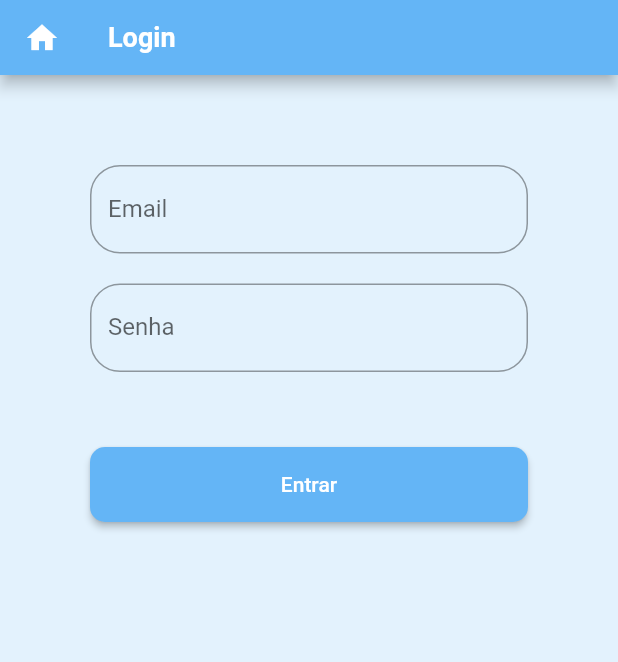
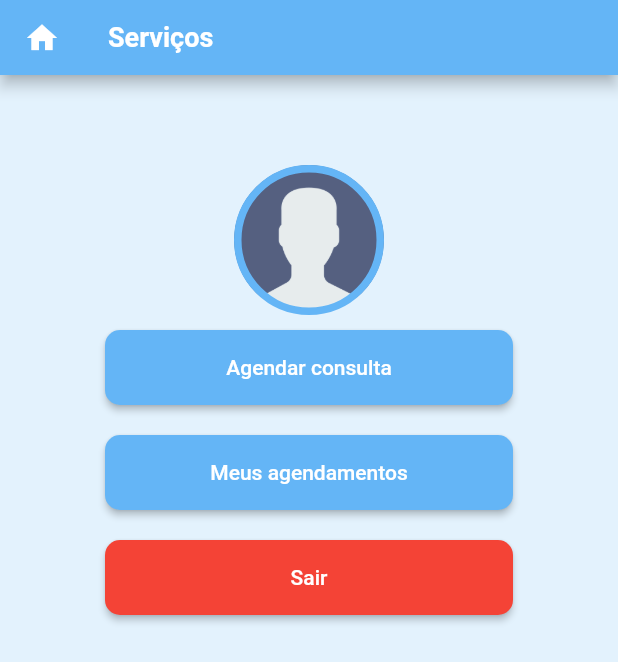
Before and after one commit to zepanzeri/app_telemedicina, a Flutter app: the TelaLogin screen opened by its route, after a tap on "Entrar", on a phone screen of 412 x 824 dp. Shown: the top 662 px of the screen. Run offline on Flutter 3.47's test engine with Material 2 defaults, Android fonts, the phone set to English and light mode, and no system bars; our stand-ins replace email_validator; missing offline and left inert: expansion_card; Roboto replaces fonts that are missing (Sans Serif).

Commit message:
Implementação da tela de funcionalidades e de especialidades médicas.

```diff
--- a/lib/main.dart
+++ b/lib/main.dart
@@ -1,4 +1,6 @@
 import 'package:app_telemedicina/telas/TelaCriarConta.dart';
+import 'package:app_telemedicina/telas/TelaEspecialidades.dart';
+import 'package:app_telemedicina/telas/TelaFuncionalidades.dart';
 import 'package:app_telemedicina/telas/TelaLogin.dart';
 import 'package:app_telemedicina/telas/TelaSobre.dart';
 import 'package:flutter/material.dart';
@@ -39,7 +41,9 @@ void main() {
       '/tela_principal': (context) => TelaPrincipal(),
       '/tela_login': (context) => TelaLogin(),
       '/tela_criar_conta': (context) => TelaCriarConta(),
-      '/tela_sobre': (context) => TelaSobre()
+      '/tela_sobre': (context) => TelaSobre(),
+      '/tela_funcionalidades': (context) => TelaFuncionalidades(),
+      '/tela_especialidades': (context) => TelaEspecialidades(),
     },
   ));
 }
--- /dev/null
+++ b/lib/telas/TelaFuncionalidades.dart
@@ -0,0 +1,78 @@
+import 'package:app_telemedicina/telas/TelaCriarConta.dart';
+import 'package:app_telemedicina/widgets/app_bar_widget.dart';
+import 'package:app_telemedicina/widgets/avatar_widget.dart';
+import 'package:flutter/material.dart';
+
+class TelaFuncionalidades extends StatelessWidget {
+  @override
+  Widget build(BuildContext context) {
+    final Usuario usuario = ModalRoute.of(context).settings.arguments;
+
+    return Scaffold(
+      appBar: PreferredSize(
+          preferredSize: Size.fromHeight(50), child: AppBarWidget('Serviços')),
+      body: Center(
+        child: Padding(
+          padding: const EdgeInsets.all(60),
+          child: ListView(
+            scrollDirection: Axis.vertical,
+            children: [
+              Row(
+                mainAxisAlignment: MainAxisAlignment.center,
+                children: [
+                  AvatarWidget('assets/images/user.png'),
+                ],
+              ),
+              Padding(
+                padding: const EdgeInsets.all(10.0),
+                child: SizedBox(
+                  height: 50,
+                  width: double.infinity,
+                  child: ElevatedButton(
+                    child: Text('Agendar consulta'),
+                    style: Theme.of(context).elevatedButtonTheme.style,
+                    onPressed: () {
+                      Navigator.pushNamed(
+                        context,
+                        '/tela_especialidades');
+                    },
+                  ),
+                ),
+              ),
+
+              Padding(
+                padding: const EdgeInsets.all(10.0),
+                child: SizedBox(
+                  height: 50,
+                  width: double.infinity,
+                  child: ElevatedButton(
+                      child: Text('Meus agendamentos'),
+                      onPressed: () {
+                        Navigator.pushNamed(
+                          context,
+                          '/tela_criar_conta');
+                      }),
+                ),
+              ),
+
+              Padding(
+                padding: const EdgeInsets.all(10.0),
+                child: SizedBox(
+                  height: 50,
+                  width: double.infinity,
+                  child: ElevatedButton(
+                    style: ElevatedButton.styleFrom(primary: Colors.red[500]),
+                      child: Text('Sair'),
+                      onPressed: () {
+                        Navigator.popUntil(context, (route) => route.isFirst);
+                      }),
+                ),
+              ),
+            ],
+          ),
+        ),
+      ),
+      backgroundColor: Theme.of(context).backgroundColor,
+    );
+  }
+}
--- a/lib/telas/TelaLogin.dart
+++ b/lib/telas/TelaLogin.dart
@@ -15,11 +15,10 @@ class _TelaLoginState extends State<TelaLogin> {
   @override
   Widget build(BuildContext context) {
     final Usuario usuario = ModalRoute.of(context).settings.arguments;
+
     return Scaffold(
       appBar: PreferredSize(
-        preferredSize: Size.fromHeight(50),
-        child: AppBarWidget('Login')),
-
+        preferredSize: Size.fromHeight(50), child: AppBarWidget('Login')),
       body: SingleChildScrollView(
         child: Align(
         alignment: Alignment.center,
@@ -31,12 +30,10 @@ class _TelaLoginState extends State<TelaLogin> {
                 padding: const EdgeInsets.only(bottom: 20),
                 child: TextFormField(
                   controller: login,
-                //validator: (var value) => value != user.email ? 'Email ou senha errados' : null,
+                  validator: (var value) => value == null ? 'Informe seu e-mail' : null,
                   decoration: InputDecoration(
                     labelText: 'Email',
-                  border: OutlineInputBorder(
-                    borderRadius: BorderRadius.circular(20)
-                  ),
+                    border: OutlineInputBorder(borderRadius: BorderRadius.circular(20)),
                   ),
                 ),
               ),
@@ -45,13 +42,10 @@ class _TelaLoginState extends State<TelaLogin> {
                 child: TextFormField(
                   obscureText: true,
                   controller: senha,
-                //validator: (var senha) => senha != user.senha ? 'Email ou senha errados' : null,
+                  validator: (var senha) => senha == null ? 'Informe sua senha' : null,
                   decoration: InputDecoration(
                     labelText: 'Senha',
-                  border: OutlineInputBorder(
-                    borderRadius: BorderRadius.circular(20)
-                  )
-                ),
+                    border: OutlineInputBorder(borderRadius: BorderRadius.circular(20))),
                 ),
               ),
               SizedBox(
@@ -60,20 +54,28 @@ class _TelaLoginState extends State<TelaLogin> {
                 child: ElevatedButton(
                   style: Theme.of(context).elevatedButtonTheme.style,
                   child: Text('Entrar'),
-                onPressed: (){
-                  if(login.text == usuario.email && senha.text == usuario.senha){
-                    print('bem-vindo');
-                  }
-                  else
-                    print('erro');
+                  onPressed: () {
+                    // if (login.text == usuario.email && senha.text == usuario.senha)
+                      Navigator.pushNamed(context, '/tela_funcionalidades',arguments: usuario);
+                    //  else
+                    //   showDialog(context: context,
+                    //     builder: (BuildContext context) => AlertDialog(
+                    //       title: Text('Erro'),
+                    //       content: Text('Credenciais inválidas.'),
+                    //       actions: [
+                    //         TextButton(
+                    //           child: Text('Fechar'),
+                    //           onPressed: () => Navigator.pop(context),
+                    //         )
+                    //       ],
+                    //     ));
                   }
                 ),
               ),
             ],
           ),
         ),
-    )
-      ),
+      )),
       backgroundColor: Theme.of(context).backgroundColor,
     );
   }
--- a/lib/telas/TelaSobre.dart
+++ b/lib/telas/TelaSobre.dart
@@ -1,5 +1,5 @@
 import 'package:app_telemedicina/widgets/app_bar_widget.dart';
-import 'package:app_telemedicina/widgets/dev_avatar_widget.dart';
+import 'package:app_telemedicina/widgets/avatar_widget.dart';
 import 'package:app_telemedicina/widgets/expand_card_widget.dart';
 import 'package:flutter/material.dart';
 
@@ -14,7 +14,7 @@ class TelaSobre extends StatelessWidget {
         child: Padding(
           padding: const EdgeInsets.all(20.0),
           child: ListView(children: [
-            DevAvatarWidget(),
+            AvatarWidget('assets/images/jose.jpg'),
             ExpandCardWidget(
               'Sobre o Desenvolvedor',
               'Olá, me chamo José Henrique Panzeri Juns.\n\n'+
--- a/lib/widgets/dev_avatar_widget.dart
+++ b/lib/widgets/avatar_widget.dart
@@ -1,11 +1,14 @@
 import 'package:flutter/material.dart';
 
-class DevAvatarWidget extends StatefulWidget {
+class AvatarWidget extends StatefulWidget {
+  final String imageUrl;
+  AvatarWidget(this.imageUrl);
+
   @override
-  _DevAvatarWidgetState createState() => _DevAvatarWidgetState();
+  _AvatarWidgetState createState() => _AvatarWidgetState();
 }
 
-class _DevAvatarWidgetState extends State<DevAvatarWidget> {
+class _AvatarWidgetState extends State<AvatarWidget> {
   double _width = 100;
   double _height = 100;
   bool _isClicked = false;
@@ -36,7 +39,7 @@ class _DevAvatarWidgetState extends State<DevAvatarWidget> {
             curve: Curves.easeIn,
             decoration: BoxDecoration(
                 image: DecorationImage(
-                    image: AssetImage('assets/images/jose.jpg')),
+                    image: AssetImage(widget.imageUrl)),
                 borderRadius: BorderRadius.circular(120),
                 border: Border.all(
                   color: Theme.of(context).primaryColor,
```
Also changed, not shown: lib/telas/TelaCriarConta.dart (+27 -30 lines), lib/telas/TelaEspecialidades.dart (added, +63 -0 lines), lib/widgets/dialog_box_widget.dart (added, +30 -0 lines), assets/images/Clinico geral.png (added), assets/images/Educador físico.png (added), assets/images/Nutricionista.png (added), assets/images/Psicólogo.png (added), assets/images/user.png (added). Lines whose indentation alone changed are shown as unchanged.
